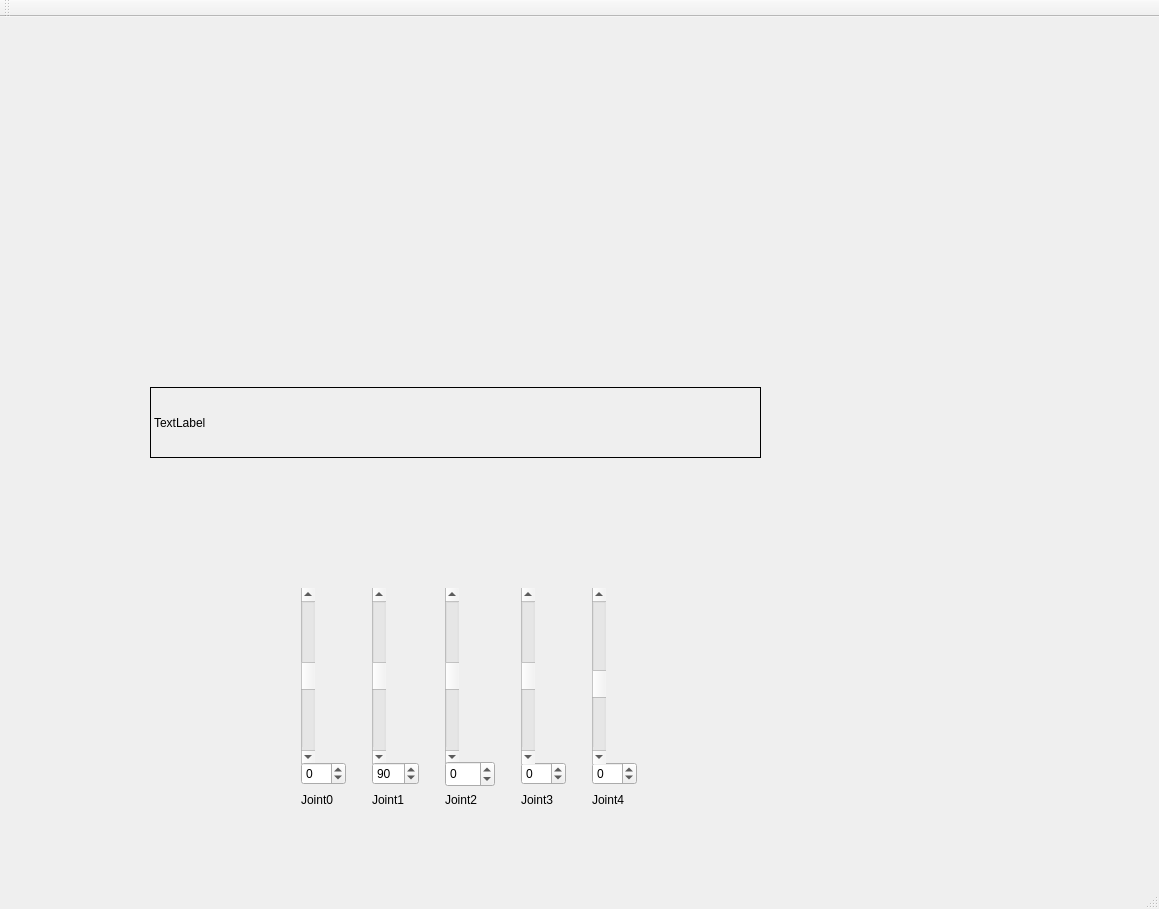
Above: src/owi/script/CtrlPanel.ui from ngpbach/owi-ros before the change. Below: the same form after it.
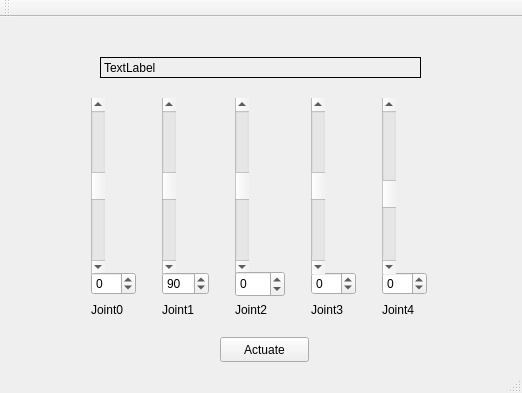
That is the form after the change.

Commit message: add gui button, put panel in class

```diff
--- a/src/owi/script/CtrlPanel.ui
+++ b/src/owi/script/CtrlPanel.ui
@@ -6,8 +6,8 @@
    <rect>
     <x>0</x>
     <y>0</y>
-    <width>1159</width>
-    <height>909</height>
+    <width>522</width>
+    <height>393</height>
    </rect>
   </property>
   <property name="windowTitle">
@@ -17,8 +17,8 @@
    <widget class="QWidget" name="gridLayoutWidget">
     <property name="geometry">
      <rect>
-      <x>270</x>
-      <y>560</y>
+      <x>60</x>
+      <y>70</y>
       <width>401</width>
       <height>241</height>
      </rect>
@@ -62,7 +62,7 @@
       </widget>
      </item>
      <item row="0" column="2">
-      <widget class="QScrollBar" name="verticalScrollBar_2">
+      <widget class="QScrollBar" name="verticalScrollBar_3">
        <property name="minimumSize">
         <size>
          <width>14</width>
@@ -116,14 +116,14 @@
       </widget>
      </item>
      <item row="2" column="0">
-      <widget class="QLabel" name="label_2">
+      <widget class="QLabel" name="label_1">
        <property name="text">
         <string>Joint0</string>
        </property>
       </widget>
      </item>
      <item row="0" column="1">
-      <widget class="QScrollBar" name="verticalScrollBar_4">
+      <widget class="QScrollBar" name="verticalScrollBar_2">
        <property name="minimumSize">
         <size>
          <width>14</width>
@@ -163,7 +163,7 @@
       </widget>
      </item>
      <item row="2" column="2">
-      <widget class="QLabel" name="label">
+      <widget class="QLabel" name="label_3">
        <property name="text">
         <string>Joint2</string>
        </property>
@@ -177,14 +177,14 @@
       </widget>
      </item>
      <item row="2" column="1">
-      <widget class="QLabel" name="label_3">
+      <widget class="QLabel" name="label_2">
        <property name="text">
         <string>Joint1</string>
        </property>
       </widget>
      </item>
      <item row="0" column="3">
-      <widget class="QScrollBar" name="verticalScrollBar_3">
+      <widget class="QScrollBar" name="verticalScrollBar_4">
        <property name="minimumSize">
         <size>
          <width>14</width>
@@ -311,10 +311,10 @@
    <widget class="QLabel" name="label_6">
     <property name="geometry">
      <rect>
-      <x>150</x>
-      <y>370</y>
-      <width>611</width>
-      <height>71</height>
+      <x>100</x>
+      <y>40</y>
+      <width>321</width>
+      <height>21</height>
      </rect>
     </property>
     <property name="frameShape">
@@ -327,6 +327,19 @@
      <string>TextLabel</string>
     </property>
    </widget>
+   <widget class="QPushButton" name="pushButton">
+    <property name="geometry">
+     <rect>
+      <x>220</x>
+      <y>320</y>
+      <width>89</width>
+      <height>25</height>
+     </rect>
+    </property>
+    <property name="text">
+     <string>Actuate</string>
+    </property>
+   </widget>
   </widget>
   <widget class="QToolBar" name="mainToolBar">
    <attribute name="toolBarArea">
```
Left out of the diff: 118 changed lines with no effect on the pictures. The commit also changes 4 other files.
